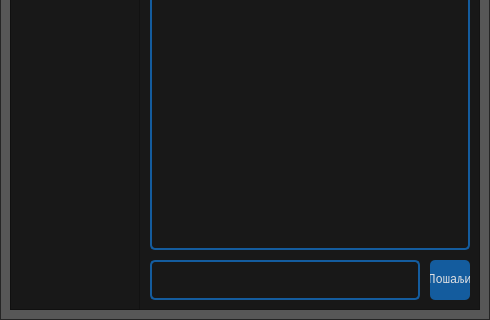
First picture: the form in application/ui/ui_chat.ui, repository nikola-supic/prelo, before the edit; both pictures show x 0 to 490 and y 280 to 600 of the 490 by 600 pixel window.
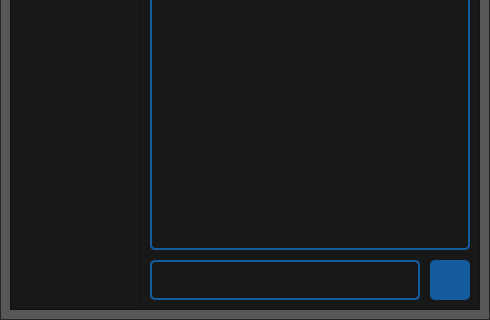
Second picture: the form after the edit. The open tabs and pages were chosen to show the change. Icons and pictures are not drawn.

Commit message: updating chat UI (icons)

```diff
--- a/application/ui/ui_chat.ui
+++ b/application/ui/ui_chat.ui
@@ -445,7 +445,7 @@
           <string notr="true"/>
          </property>
          <property name="text">
-          <string>Пошаљи</string>
+          <string/>
          </property>
         </widget>
         <widget class="QListWidget" name="list_friend">
```
Left out of the diff: 18 changed lines with no effect on the pictures. The commit also changes 1 other file.
